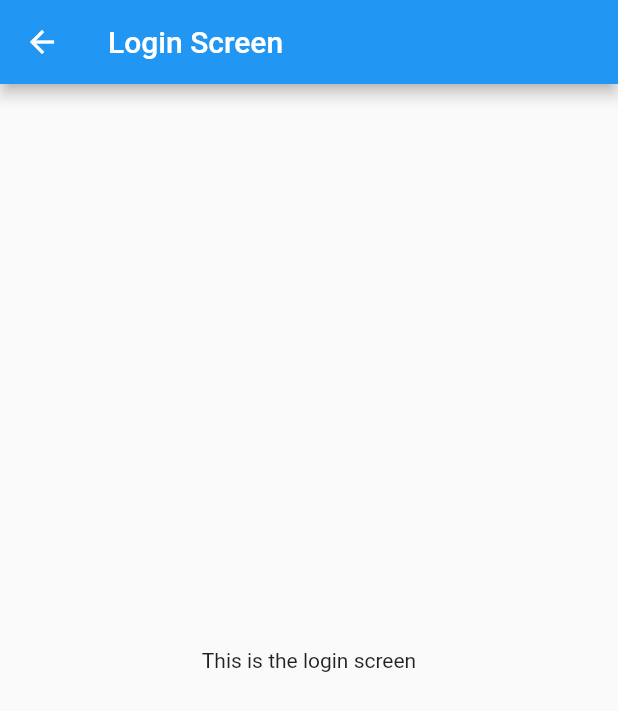
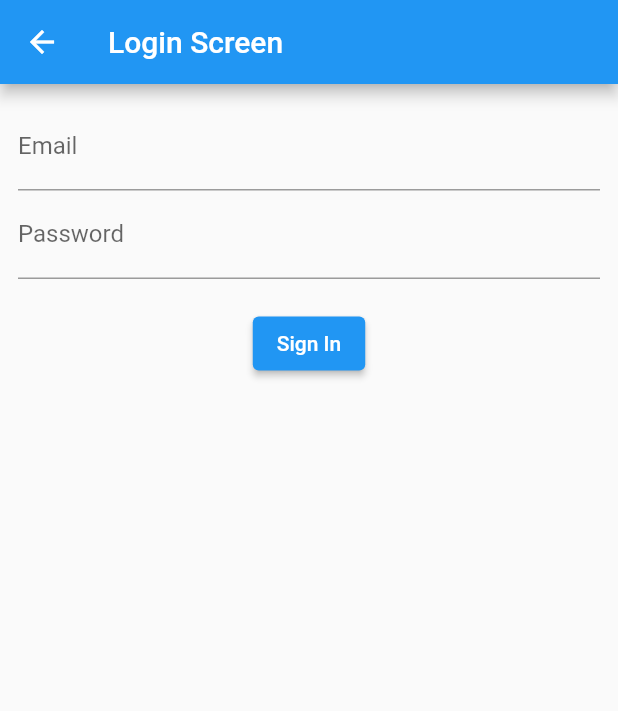
Before and after one commit to MarwanBukhori/Things-To-Do-Flutter, a Flutter app: the TestScreen widget shown alone on an empty page, opened directly, after a tap on "Login Screen", on a phone screen of 412 x 824 dp. Shown: the top 711 px of the screen. Run offline on Flutter 3.47's test engine with Material 2 defaults, Android fonts, the phone set to English and light mode, and no system bars; our stand-ins replace firebase_auth, firebase_core, get_storage; accounts and stored records are empty; network calls fail.

Commit message:
implement sign-in using firebase

```diff
--- a/lib/model/todo.model.dart
+++ /dev/null
@@ -1,26 +0,0 @@
-class Todo{  // a class
-
-  // attributes variables
-  int userId;
-  int id;
-  String title;
-  bool completed;
-
-  //constructor
-  Todo({
-    required this.userId,
-    required this.id,
-    required this.title,
-    required this.completed
-  });
-
-  // a class method
-  // return type Todo
-  static Todo fromMap(Map<String, dynamic> data) {
-    return Todo(
-      userId: data['userId'],
-      id: data['id'],
-      title: data['title'],
-      completed: data['completed']);
-  }
-}
--- a/lib/providers/task-list.provider.dart
+++ b/lib/providers/task-list.provider.dart
@@ -5,8 +5,9 @@ import 'package:get_storage/get_storage.dart';
 
 class TaskListProvider extends ChangeNotifier{
 
-  //deckare tasklist
+  //declare tasklist
   List<Task> taskList;
+
   TaskListProvider({required this.taskList});
 
   update(){
--- /dev/null
+++ b/lib/providers/user.provider.dart
@@ -0,0 +1,43 @@
+
+import 'package:firebase_auth/firebase_auth.dart';
+import 'package:flutter/material.dart';
+import 'package:provider/provider.dart';
+
+class AppUser extends ChangeNotifier{
+
+  bool loggedIn = false;
+
+  update(){
+    notifyListeners();
+  }
+
+  AppUser.instance();
+
+  factory AppUser() => AppUser.instance();
+}
+
+
+signIn(BuildContext context, {required String email, required String password}) async{
+
+  print(email);
+  print(password);
+
+  final appUser = Provider.of<AppUser>(context, listen: false);
+  try {
+    UserCredential userCredential = await FirebaseAuth.instance.signInWithEmailAndPassword(
+        email: email,
+        password: password
+    );
+    print('Sign in Sucessfully');
+    appUser.loggedIn = true;
+    appUser.update();
+
+  } on FirebaseAuthException catch (e) {
+    if (e.code == 'user-not-found') {
+      print('No user found for that email.');
+    } else if (e.code == 'wrong-password') {
+      print('Wrong password provided for that user.');
+    } else
+      print(e.toString());
+  }
+}
--- a/lib/screen/login.screen.dart
+++ b/lib/screen/login.screen.dart
@@ -1,7 +1,11 @@
 import 'package:flutter/material.dart';
+import 'package:flutter_note/providers/user.provider.dart';
 
 class LoginScreen extends StatelessWidget {
-  const LoginScreen({Key? key}) : super(key: key);
+  LoginScreen({Key? key}) : super(key: key);
+
+  final emailController = new TextEditingController();
+  final passwordController = new TextEditingController();
 
   @override
   Widget build(BuildContext context) {
@@ -9,9 +13,35 @@ class LoginScreen extends StatelessWidget {
       appBar: AppBar(
         title: Text('Login Screen'),
       ),
-      body: Center(
-        child: Text('This is the login screen'),
-      ),
+      body: Padding(
+        padding: const EdgeInsets.all(12.0),
+        child: Column(
+          children: [
+            TextField(
+              controller: emailController,
+              decoration: InputDecoration(
+                labelText: 'Email',
+              ),
+            ),
+            TextField(
+              controller: passwordController,
+              decoration: InputDecoration(
+                labelText: 'Password',
+              ),
+            ),
+          SizedBox(height: 19,),
+          ElevatedButton(
+            onPressed: () {
+            signIn(
+                context,
+                email: emailController.text,
+                password: passwordController.text);
+            },
+            child: Text('Sign In'),
+          )
+          ],
+        ),
+      )
     );
   }
 }
--- a/lib/screen/test.screen.dart
+++ b/lib/screen/test.screen.dart
@@ -20,11 +20,8 @@ class TestScreen extends StatelessWidget {
                 ),
               );
             },
-            child: Text('Task List'),
+            child: Text('Home Screen'),
           ),
-
-
-
           ElevatedButton(
             onPressed: () {
               Navigator.push(
--- a/pubspec.yaml
+++ b/pubspec.yaml
@@ -33,6 +33,8 @@ dependencies:
   provider: ^6.0.0
   get_storage: ^2.0.3
   dio: ^4.0.0
+  firebase_core: ^1.6.0
+  firebase_auth: ^3.1.1
 
 dev_dependencies:
   flutter_test:
```
Also changed, not shown: lib/main.dart (+12 -4 lines), lib/screen/landing-page.screen.dart (added, +29 -0 lines), pubspec.lock, 3 other files.
